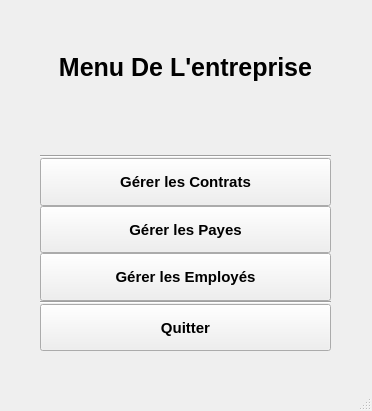
This is UI/Mains.ui in LePerron/Application-gestion-employes-projet-session-2023 as Qt 5 draws it before an edit. The edited form follows.
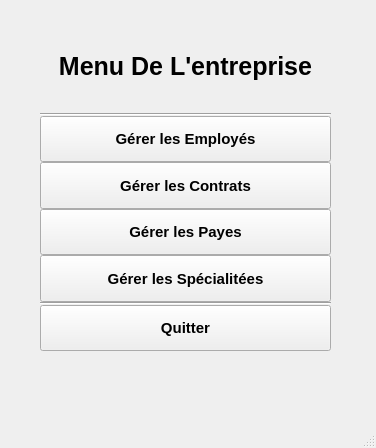
This is the edited form.

Commit message: interface menu paye et specialite

```diff
--- a/UI/Mains.ui
+++ b/UI/Mains.ui
@@ -6,8 +6,8 @@
    <rect>
     <x>0</x>
     <y>0</y>
-    <width>372</width>
-    <height>411</height>
+    <width>376</width>
+    <height>448</height>
    </rect>
   </property>
   <property name="windowTitle">
@@ -35,7 +35,7 @@
       <height>0</height>
      </size>
     </property>
-    <layout class="QVBoxLayout" name="LayoutMenu" stretch="4,4,2,2,2,2,2,2">
+    <layout class="QVBoxLayout" name="LayoutMenu" stretch="4,2,2,2,2,2,2,2">
      <property name="spacing">
       <number>0</number>
      </property>
@@ -74,22 +74,6 @@
        </property>
       </widget>
      </item>
-     <item>
-      <spacer name="verticalSpacer">
-       <property name="orientation">
-        <enum>Qt::Vertical</enum>
-       </property>
-       <property name="sizeType">
-        <enum>QSizePolicy::Fixed</enum>
-       </property>
-       <property name="sizeHint" stdset="0">
-        <size>
-         <width>20</width>
-         <height>40</height>
-        </size>
-       </property>
-      </spacer>
-     </item>
      <item>
       <widget class="Line" name="line">
        <property name="orientation">
@@ -97,54 +81,6 @@
        </property>
       </widget>
      </item>
-     <item>
-      <widget class="QPushButton" name="pushButtonContrat">
-       <property name="sizePolicy">
-        <sizepolicy hsizetype="Minimum" vsizetype="Preferred">
-         <horstretch>0</horstretch>
-         <verstretch>0</verstretch>
-        </sizepolicy>
-       </property>
-       <property name="minimumSize">
-        <size>
-         <width>0</width>
-         <height>15</height>
-        </size>
-       </property>
-       <property name="font">
-        <font>
-         <pointsize>11</pointsize>
-         <weight>75</weight>
-         <italic>false</italic>
-         <bold>true</bold>
-        </font>
-       </property>
-       <property name="text">
-        <string>Gérer les Contrats</string>
-       </property>
-      </widget>
-     </item>
-     <item>
-      <widget class="QPushButton" name="pushButtonPaye">
-       <property name="sizePolicy">
-        <sizepolicy hsizetype="Minimum" vsizetype="Preferred">
-         <horstretch>0</horstretch>
-         <verstretch>0</verstretch>
-        </sizepolicy>
-       </property>
-       <property name="font">
-        <font>
-         <pointsize>11</pointsize>
-         <weight>75</weight>
-         <italic>false</italic>
-         <bold>true</bold>
-        </font>
-       </property>
-       <property name="text">
-        <string>Gérer les Payes</string>
-       </property>
-      </widget>
-     </item>
      <item>
       <widget class="QPushButton" name="pushButtonEmployer">
        <property name="sizePolicy">
@@ -175,6 +111,81 @@
        </property>
       </widget>
      </item>
+     <item>
+      <widget class="QPushButton" name="pushButtonContrat_2">
+       <property name="sizePolicy">
+        <sizepolicy hsizetype="Minimum" vsizetype="Preferred">
+         <horstretch>0</horstretch>
+         <verstretch>0</verstretch>
+        </sizepolicy>
+       </property>
+       <property name="minimumSize">
+        <size>
+         <width>0</width>
+         <height>15</height>
+        </size>
+       </property>
+       <property name="font">
+        <font>
+         <pointsize>11</pointsize>
+         <weight>75</weight>
+         <italic>false</italic>
+         <bold>true</bold>
+        </font>
+       </property>
+       <property name="text">
+        <string>Gérer les Contrats</string>
+       </property>
+      </widget>
+     </item>
+     <item>
+      <widget class="QPushButton" name="pushButtonPaye">
+       <property name="sizePolicy">
+        <sizepolicy hsizetype="Minimum" vsizetype="Preferred">
+         <horstretch>0</horstretch>
+         <verstretch>0</verstretch>
+        </sizepolicy>
+       </property>
+       <property name="font">
+        <font>
+         <pointsize>11</pointsize>
+         <weight>75</weight>
+         <italic>false</italic>
+         <bold>true</bold>
+        </font>
+       </property>
+       <property name="text">
+        <string>Gérer les Payes</string>
+       </property>
+      </widget>
+     </item>
+     <item>
+      <widget class="QPushButton" name="pushButtonContrat">
+       <property name="sizePolicy">
+        <sizepolicy hsizetype="Minimum" vsizetype="Preferred">
+         <horstretch>0</horstretch>
+         <verstretch>0</verstretch>
+        </sizepolicy>
+       </property>
+       <property name="minimumSize">
+        <size>
+         <width>0</width>
+         <height>15</height>
+        </size>
+       </property>
+       <property name="font">
+        <font>
+         <pointsize>11</pointsize>
+         <weight>75</weight>
+         <italic>false</italic>
+         <bold>true</bold>
+        </font>
+       </property>
+       <property name="text">
+        <string>Gérer les Spécialitées</string>
+       </property>
+      </widget>
+     </item>
      <item>
       <widget class="Line" name="line_2">
        <property name="orientation">
```
Left out of the diff: 2 changed lines with no effect on the pictures. The commit also changes 3 other files.
